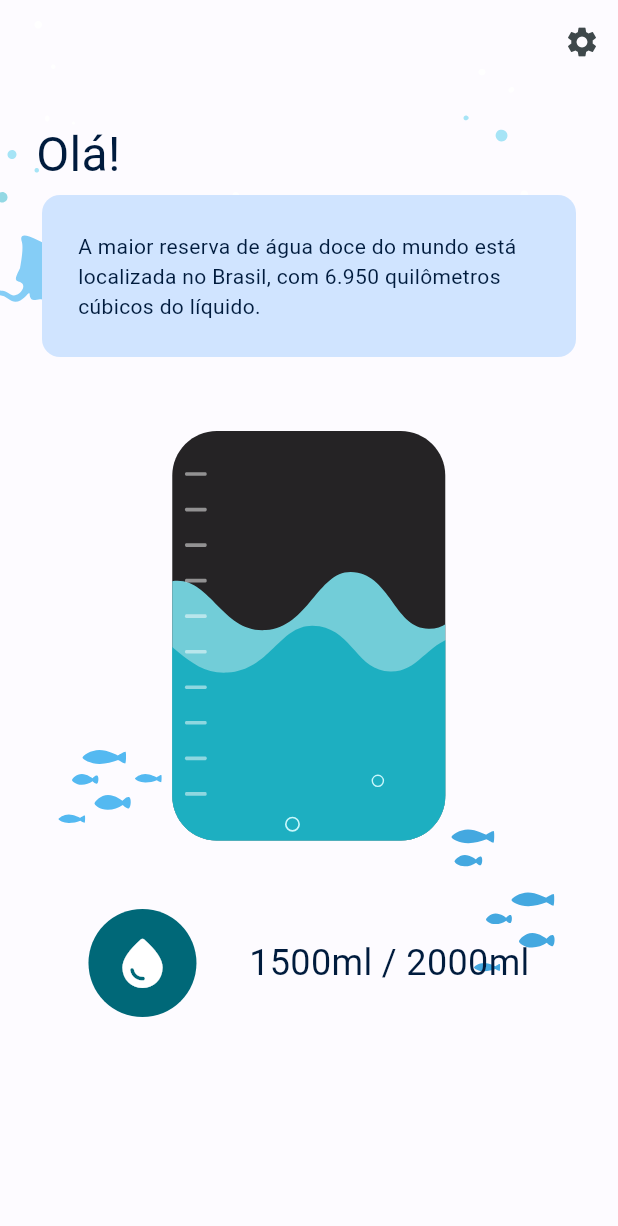
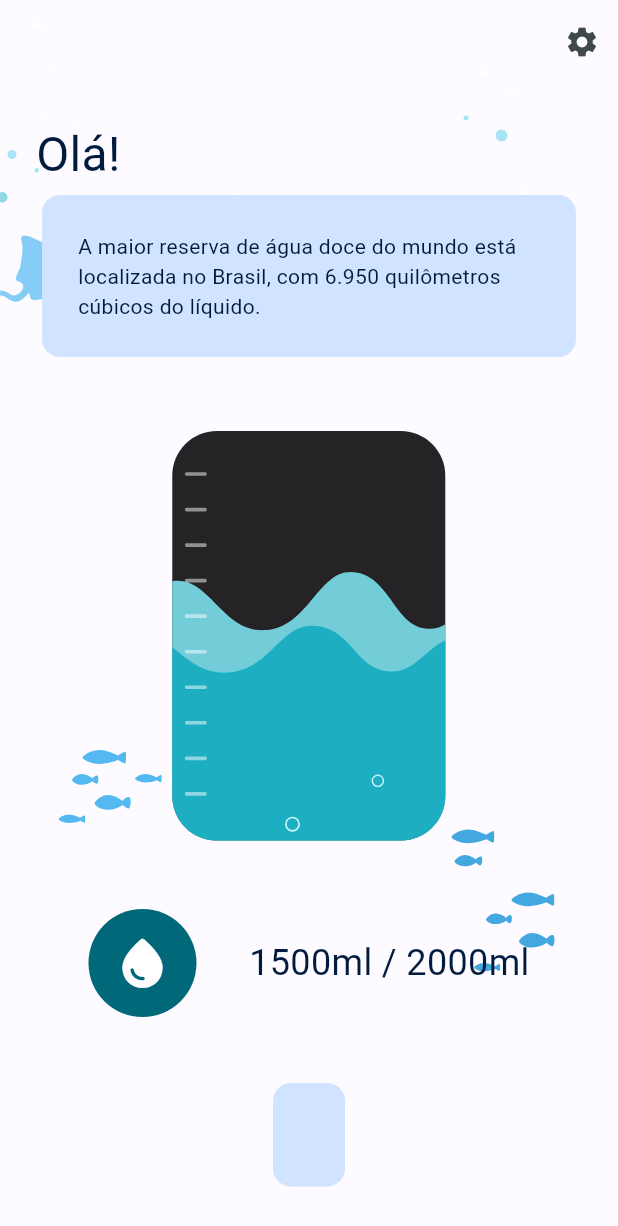
Before and after one commit to MatheusLSantos/waterapp, a Flutter app: the screen it shows after launch, on a phone screen of 412 x 824 dp. Shown: the top 1226 px of the screen. Run offline on Flutter 3.47's test engine with Material 2 defaults, Android fonts, the light colour scheme and no system bars; our stand-ins replace lottie.

Commit message:
add Water intake history widget in home screen

```diff
--- a/lib/home_screen.dart
+++ b/lib/home_screen.dart
@@ -80,7 +80,17 @@ class _HomeScreenState extends State<HomeScreen> {
                           )
                         ],
                       ),
-
+                      SizedBox(
+                        height: 40,
+                      ),
+                      Card(
+                        elevation: 0,
+                        color: Theme.of(context).colorScheme.tertiaryContainer,
+                        child: Padding(
+                          padding: const EdgeInsets.all(24.0),
+                          child: Text(""),
+                        ),
+                      ),
                     ],
                   )
                 ],
```
